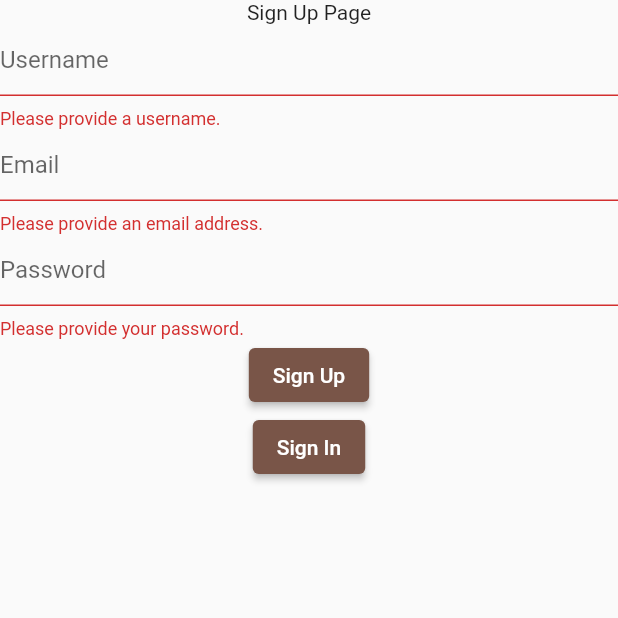
After one commit to dman-os/template_flutter, a Flutter app: the SignUpPage screen opened by its route, after a tap on "Sign Up", on a phone screen of 412 x 824 dp, the top half of it. The commit adds this screen. Run offline on Flutter 3.47's test engine with Material 2 defaults, Android fonts, the phone set to English and light mode, and no system bars; our stand-ins replace dio, flutter_riverpod, sqflite, sqflite_common_ffi, tuple; accounts and stored records are empty.

Commit message:
[feat] sign up page

```diff
--- a/lib/screens/home.dart
+++ b/lib/screens/home.dart
@@ -6,8 +6,8 @@ import 'package:template_flutter/providers/providers.dart';
 class HomeScreen extends ConsumerWidget {
   static const String routeName = "/home";
 
-  static Route route() => MaterialPageRoute(
-        settings: const RouteSettings(name: routeName),
+  static Route route(RouteSettings settings) => MaterialPageRoute(
+        settings: settings,
         builder: (context) => const HomeScreen(),
       );
 
--- a/lib/screens/screens.dart
+++ b/lib/screens/screens.dart
@@ -1,10 +1,13 @@
 export 'sign_in.dart';
+export 'sign_up.dart';
 export 'home.dart';
 export 'splash.dart';
 
+import 'package:flutter/foundation.dart';
 import 'package:flutter/material.dart';
 
 import 'sign_in.dart';
+import 'sign_up.dart';
 import 'home.dart';
 import 'splash.dart';
 
@@ -20,10 +23,15 @@ class AsyncFnCubit<T> extends StateNotifier<AsyncValue<T>?> {
 Route onGenerateRoute(RouteSettings settings) {
   switch (settings.name) {
     case HomeScreen.routeName:
-      return HomeScreen.route();
+      return HomeScreen.route(settings);
     case SignInPage.routeName:
-      return SignInPage.route();
+      return SignInPage.route(settings);
+    case SignUpPage.routeName:
+      return SignUpPage.route(settings);
     default:
-      return SplashScreen.route();
+      if (kDebugMode) {
+        print("route ${settings.name} didn't match any known routes");
+      }
+      return SplashScreen.route(settings);
   }
 }
--- /dev/null
+++ b/lib/screens/sign_up.dart
@@ -0,0 +1,180 @@
+import 'package:api_client/api_client.dart';
+import 'package:flutter/material.dart';
+
+import 'package:flutter_riverpod/flutter_riverpod.dart';
+import 'package:template_flutter/providers/providers.dart';
+
+import 'sign_in.dart';
+
+class SignUpPage extends ConsumerStatefulWidget {
+  static const String routeName = "/signUp";
+
+  static Route route(RouteSettings settings) => MaterialPageRoute(
+        settings: settings,
+        builder: (context) => const SignUpPage(),
+      );
+
+  const SignUpPage({Key? key}) : super(key: key);
+
+  @override
+  ConsumerState<SignUpPage> createState() => _State();
+}
+
+final usernameRegexp = RegExp(r'^[a-zA-Z0-9]+([_ -]?[a-zA-Z0-9])*$');
+final emailRegexp = RegExp(
+    r'^[a-zA-Z0-9.!#$%&’*+/=?^_`{|}~-]+@[a-zA-Z0-9-]+(?:\.[a-zA-Z0-9-]+)*$');
+const minUsernameLen = 5;
+const maxUsernameLen = 25;
+
+final _signUpCubitProvider =
+    StateNotifierProvider.autoDispose<_Cubit, AsyncValue<User>?>(
+  (ref) => _Cubit(ref),
+);
+
+class _Cubit extends StateNotifier<AsyncValue<User>?> {
+  final Ref ref;
+
+  _Cubit(this.ref) : super(null);
+  void signUp(String username, String email, String password) async {
+    state = const AsyncValue.loading();
+    state = await AsyncValue.guard(() async {
+      final userRepo = ref.read(userRepoProvider);
+      try {
+        return await userRepo
+            .create(CreateUserRequest(username, email, password));
+      } on EndpointError catch (err) {
+        switch (err.type) {
+          case "usernameOccupied":
+            throw "Provided username is occupied.";
+          case "emailOccupied":
+            throw "Provided email is occupied.";
+          case "internalError":
+            throw "Server error: please try again later";
+          default:
+            throw "Unexpected error: $err";
+        }
+      } on TimeoutException catch (_) {
+        throw "Timeout trying to contact server: check connection";
+      }
+    });
+  }
+}
+
+class _State extends ConsumerState<SignUpPage> {
+  final _formKey = GlobalKey<FormState>();
+
+  String? _username;
+  String? _email;
+  String? _password;
+
+  @override
+  Widget build(BuildContext context) {
+    ref.listen(
+      _signUpCubitProvider,
+      (_, cubitState) => cubitState?.whenOrNull(
+        data: (_) {
+          Navigator.popAndPushNamed(
+            context,
+            SignInPage.routeName,
+            arguments: SignInPage.routeArgs(
+              initialIdentifier: _username,
+              initialPassword: _password,
+            ),
+          );
+        },
+        error: (err, _) => ScaffoldMessenger.of(context)
+            .showSnackBar(SnackBar(content: Text("Error: $err"))),
+      ),
+    );
+    final isLoading = ref.watch(_signUpCubitProvider) is AsyncLoading;
+    return Scaffold(
+      body: Form(
+        key: _formKey,
+        child: Center(
+          child: Column(
+            crossAxisAlignment: CrossAxisAlignment.center,
+            children: [
+              const Text("Sign Up Page"),
+              TextFormField(
+                enabled: !isLoading,
+                validator: (value) {
+                  if ((value == null || value.isEmpty)) {
+                    return "Please provide a username.";
+                  }
+                  if (value.length < minUsernameLen) {
+                    return "Username must be at least $minUsernameLen characters long";
+                  }
+                  if (value.length > maxUsernameLen) {
+                    return "Username must not be longer than $maxUsernameLen characters";
+                  }
+                  if ((!usernameRegexp.hasMatch(value))) {
+                    return "A username can only contain a-z, A-Z, _ and - and can't start or end with _ or -";
+                  }
+                  return null;
+                },
+                onSaved: (value) => setState(() => _username = value),
+                decoration: const InputDecoration(
+                  hintText: "Username",
+                ),
+              ),
+              TextFormField(
+                enabled: !isLoading,
+                validator: (value) => (value == null || value.isEmpty)
+                    ? "Please provide an email address."
+                    : (!emailRegexp.hasMatch(value))
+                        ? "Provided email was invalid."
+                        : null,
+                onSaved: (value) => setState(() => _email = value),
+                decoration: const InputDecoration(
+                  hintText: "Email",
+                ),
+              ),
+              TextFormField(
+                enabled: !isLoading,
+                validator: (value) => (value == null || value.isEmpty)
+                    ? "Please provide your password."
+                    : (value.length < 8)
+                        ? "Password can't be shorter than 8 characters"
+                        : null,
+                onSaved: (value) => setState(() => _password = value),
+                obscureText: true,
+                decoration: const InputDecoration(
+                  hintText: "Password",
+                ),
+              ),
+              ElevatedButton(
+                onPressed: isLoading
+                    ? null
+                    : () {
+                        final form = _formKey.currentState;
+                        if (form != null && form.validate()) {
+                          form.save();
+                          ref
+                              .read(_signUpCubitProvider.notifier)
+                              .signUp(_username!, _email!, _password!);
+                        }
+                      },
+                child: isLoading
+                    ? const CircularProgressIndicator()
+                    : const Text("Sign Up"),
+              ),
+              ElevatedButton(
+                onPressed: isLoading
+                    ? null
+                    : () {
+                        Navigator.popAndPushNamed(
+                          context,
+                          SignInPage.routeName,
+                        );
+                      },
+                child: isLoading
+                    ? const CircularProgressIndicator()
+                    : const Text("Sign In"),
+              ),
+            ],
+          ),
+        ),
+      ),
+    );
+  }
+}
```
Also changed, not shown: lib/repositories/user.dart (+3 -7 lines), lib/screens/sign_in.dart (+62 -23 lines), lib/screens/splash.dart (+6 -3 lines).
